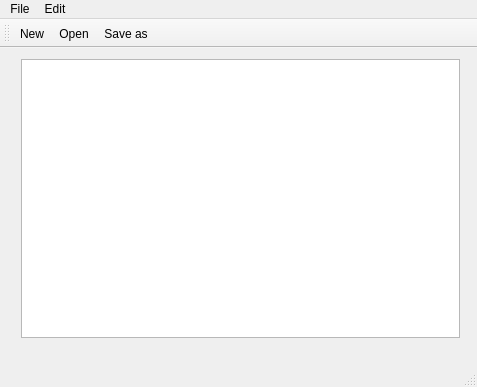
The window that mainwindow.ui (lathief/notepad-app-qt) describes before a commit, drawn with Qt 5.
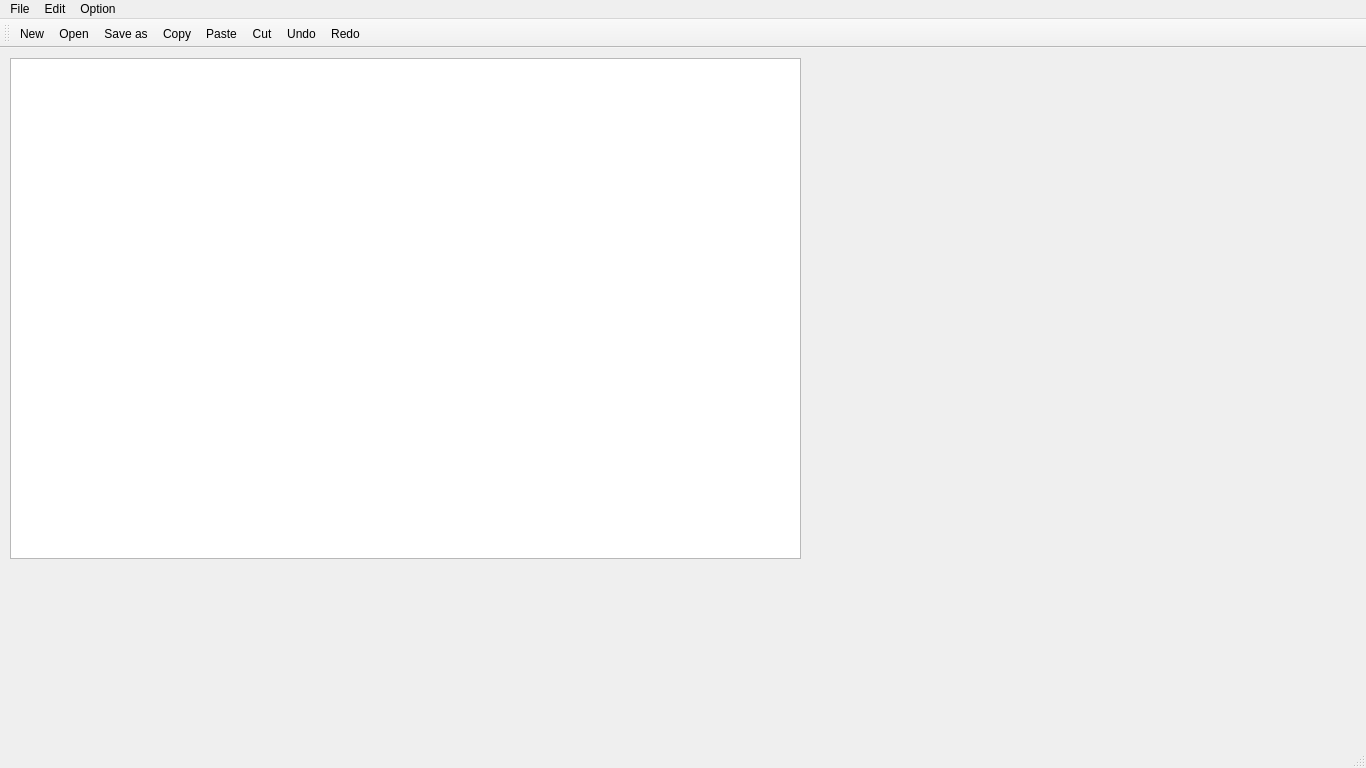
The same window after the commit. Icons and pictures are not drawn.

```diff
--- a/mainwindow.ui
+++ b/mainwindow.ui
@@ -6,28 +6,32 @@
    <rect>
     <x>0</x>
     <y>0</y>
-    <width>477</width>
-    <height>387</height>
+    <width>1366</width>
+    <height>768</height>
    </rect>
   </property>
+  <property name="sizePolicy">
+   <sizepolicy hsizetype="Preferred" vsizetype="Preferred">
+    <horstretch>0</horstretch>
+    <verstretch>0</verstretch>
+   </sizepolicy>
+  </property>
   <property name="windowTitle">
    <string>MainWindow</string>
   </property>
   <widget class="QWidget" name="centralWidget">
-   <widget class="QWidget" name="verticalLayoutWidget">
+   <widget class="QTextEdit" name="textEdit">
     <property name="geometry">
      <rect>
       <x>10</x>
-      <y>0</y>
-      <width>461</width>
-      <height>301</height>
+      <y>10</y>
+      <width>791</width>
+      <height>501</height>
      </rect>
     </property>
-    <layout class="QVBoxLayout" name="verticalLayout">
-     <item>
-      <widget class="QTextEdit" name="textEdit"/>
-     </item>
-    </layout>
+    <property name="sizeAdjustPolicy">
+     <enum>QAbstractScrollArea::AdjustToContents</enum>
+    </property>
    </widget>
   </widget>
   <widget class="QMenuBar" name="menuBar">
@@ -35,7 +39,7 @@
     <rect>
      <x>0</x>
      <y>0</y>
-     <width>477</width>
+     <width>1366</width>
      <height>22</height>
     </rect>
    </property>
@@ -59,8 +63,16 @@
     <addaction name="actionUndo"/>
     <addaction name="actionRedo"/>
    </widget>
+   <widget class="QMenu" name="menuFont">
+    <property name="title">
+     <string>Option</string>
+    </property>
+    <addaction name="actionChange_Font"/>
+    <addaction name="actionAbout_Me"/>
+   </widget>
    <addaction name="menuFile"/>
    <addaction name="menuEdit"/>
+   <addaction name="menuFont"/>
   </widget>
   <widget class="QToolBar" name="mainToolBar">
    <attribute name="toolBarArea">
@@ -72,6 +84,11 @@
    <addaction name="actionNew"/>
    <addaction name="actionOpen"/>
    <addaction name="actionSave_as"/>
+   <addaction name="actionCopy"/>
+   <addaction name="actionPaste"/>
+   <addaction name="actionCut"/>
+   <addaction name="actionUndo"/>
+   <addaction name="actionRedo"/>
   </widget>
   <widget class="QStatusBar" name="statusBar"/>
   <action name="actionNew">
```
Left out of the diff: 40 changed lines with no effect on the pictures.
